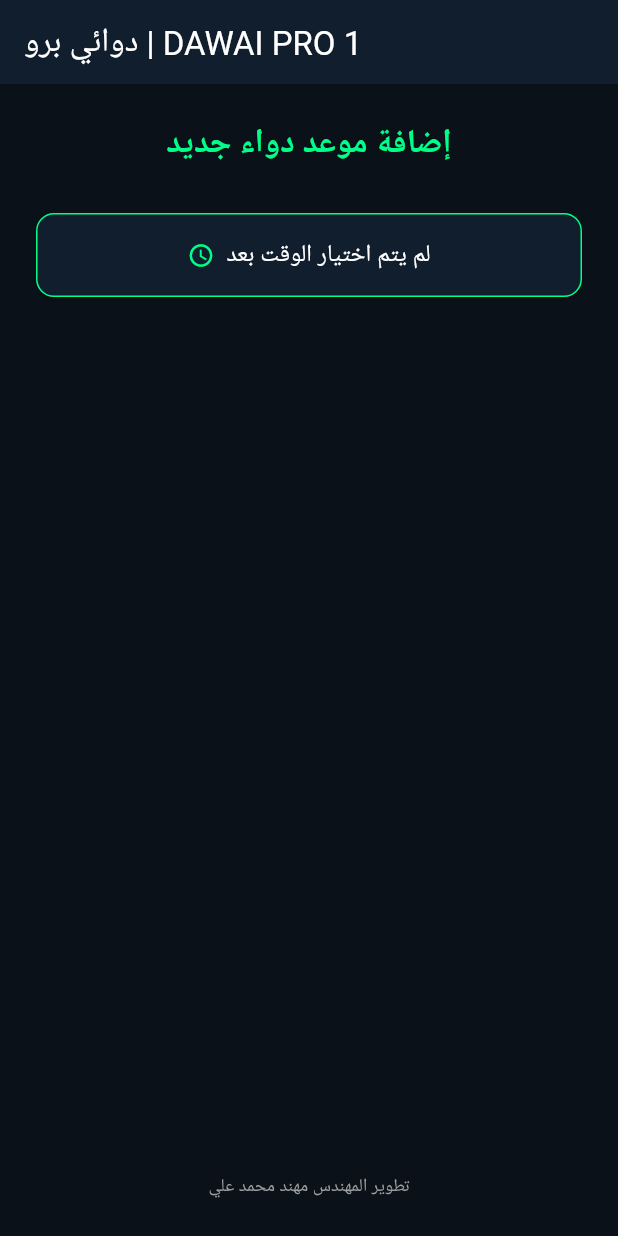
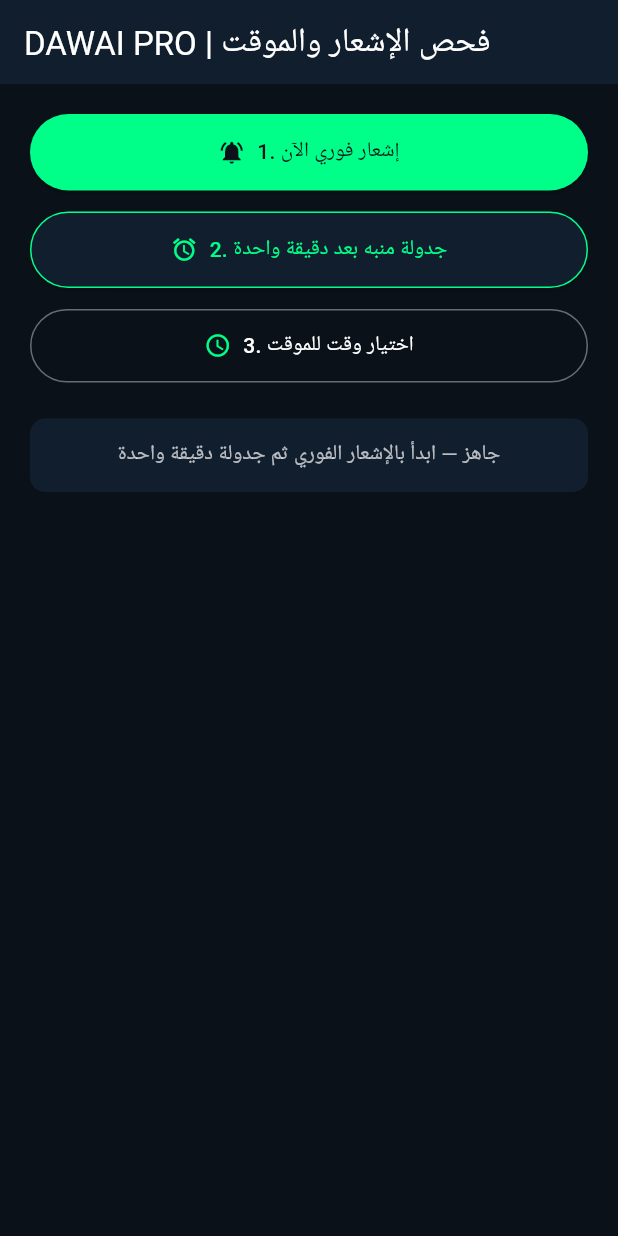
Before and after one commit to mohanadmd375-md/dawai-pro1, a Flutter app: the screen it shows after launch, on a phone screen of 412 x 824 dp. Run offline on Flutter 3.47's test engine with Material 3 defaults, Android fonts, the phone set to English and light mode, and no system bars; our stand-ins replace flutter_local_notifications, sqflite, timezone; accounts and stored records are empty.

Commit message:
Update main.dart

```diff
--- a/lib/main.dart
+++ b/lib/main.dart
@@ -6,10 +6,18 @@ import 'package:timezone/timezone.dart' as tz;
 final FlutterLocalNotificationsPlugin flutterLocalNotificationsPlugin =
     FlutterLocalNotificationsPlugin();
 
+const AndroidNotificationChannel kAlarmChannel = AndroidNotificationChannel(
+  'dawai_pro_alarm_channel_v3',
+  'تنبيهات ومواعيد الأدوية',
+  description: 'قناة إشعارات ومنبهات الأدوية الدقيقة',
+  importance: Importance.max,
+  playSound: true,
+  enableVibration: true,
+);
+
 void main() async {
   WidgetsFlutterBinding.ensureInitialized();
 
-  // تهيئة قاعدة بيانات المناطق الزمنية وضبط توقيت بغداد
   tz.initializeTimeZones();
   tz.setLocalLocation(tz.getLocation('Asia/Baghdad'));
 
@@ -22,10 +30,11 @@ void main() async {
 
   await flutterLocalNotificationsPlugin.initialize(initializationSettings);
 
-  // طلب صلاحيات الإشعارات والمنبهات الدقيقة على أندرويد (Android 13 / 14+)
   final androidPlugin =
       flutterLocalNotificationsPlugin.resolvePlatformSpecificImplementation<
           AndroidFlutterLocalNotificationsPlugin>();
+
+  await androidPlugin?.createNotificationChannel(kAlarmChannel);
   await androidPlugin?.requestNotificationsPermission();
   await androidPlugin?.requestExactAlarmsPermission();
 
@@ -43,164 +52,169 @@ class DawaiProApp extends StatelessWidget {
       theme: ThemeData.dark().copyWith(
         scaffoldBackgroundColor: const Color(0xFF0A1118),
         colorScheme: const ColorScheme.dark(
-          primary: Color(0xFF00FF88), // أخضر زمردي
-          surface: Color(0xFF111E2E), // كحلي فاخر
+          primary: Color(0xFF00FF88),
+          surface: Color(0xFF111E2E),
         ),
       ),
-      home: const AddMedicineScreen(),
+      home: const TimerTestScreen(),
     );
   }
 }
 
-class AddMedicineScreen extends StatefulWidget {
-  const AddMedicineScreen({super.key});
+class TimerTestScreen extends StatefulWidget {
+  const TimerTestScreen({super.key});
 
   @override
-  State<AddMedicineScreen> createState() => _AddMedicineScreenState();
+  State<TimerTestScreen> createState() => _TimerTestScreenState();
 }
 
-class _AddMedicineScreenState extends State<AddMedicineScreen> {
-  String _selectedTimeText = "لم يتم اختيار الوقت بعد";
-  TimeOfDay? _selectedTime;
+class _TimerTestScreenState extends State<TimerTestScreen> {
+  String _statusText = "جاهز — ابدأ بالإشعار الفوري ثم جدولة دقيقة واحدة";
 
-  Future<void> _pickMedicineTime(BuildContext context) async {
-    final TimeOfDay? picked = await showTimePicker(
+  NotificationDetails _buildDetails() {
+    final androidDetails = AndroidNotificationDetails(
+      kAlarmChannel.id,
+      kAlarmChannel.name,
+      channelDescription: kAlarmChannel.description,
+      importance: Importance.max,
+      priority: Priority.max,
+      playSound: true,
+      enableVibration: true,
+      color: const Color(0xFF00FF88),
+      category: AndroidNotificationCategory.alarm,
+    );
+    return NotificationDetails(android: androidDetails);
+  }
+
+  Future<void> _showInstantNotification() async {
+    await flutterLocalNotificationsPlugin.show(
+      1,
+      'DAWAI PRO | إشعار فوري',
+      'إذا ظهر هذا الإشعار فالإشعارات تعمل على جهازك.',
+      _buildDetails(),
+    );
+
+    setState(() {
+      _statusText = "تم إرسال إشعار فوري الآن — تحقق من شريط الإشعارات";
+    });
+  }
+
+  Future<void> _scheduleAfterOneMinute() async {
+    final now = tz.TZDateTime.now(tz.local);
+    final target = now.add(const Duration(minutes: 1));
+
+    await flutterLocalNotificationsPlugin.zonedSchedule(
+      2,
+      'DAWAI PRO | منبه الموقت',
+      'حان وقت المنبه المجدول (${target.hour.toString().padLeft(2, '0')}:${target.minute.toString().padLeft(2, '0')})',
+      target,
+      _buildDetails(),
+      androidScheduleMode: AndroidScheduleMode.exactAllowWhileIdle,
+      uiLocalNotificationDateInterpretation:
+          UILocalNotificationDateInterpretation.absoluteTime,
+    );
+
+    setState(() {
+      _statusText =
+          "تم ضبط المنبه على ${target.hour.toString().padLeft(2, '0')}:${target.minute.toString().padLeft(2, '0')} — انتظر دقيقة كاملة";
+    });
+  }
+
+  Future<void> _pickCustomTime(BuildContext context) async {
+    final picked = await showTimePicker(
       context: context,
       initialTime: TimeOfDay.now(),
-      builder: (context, child) {
-        return Theme(
-          data: ThemeData.dark().copyWith(
-            colorScheme: const ColorScheme.dark(
-              primary: Color(0xFF00FF88),
-              surface: Color(0xFF111E2E),
-            ),
-          ),
-          child: child!,
-        );
-      },
     );
+    if (picked == null) return;
 
-    if (picked != null) {
-      setState(() {
-        _selectedTime = picked;
-        _selectedTimeText = picked.format(context);
-      });
-
-      // جدولة المنبه الحقيقي في الوقت المختار
-      await _scheduleMedicineAlarm(picked);
-
-      if (context.mounted) {
-        ScaffoldMessenger.of(context).showSnackBar(
-          SnackBar(
-            backgroundColor: const Color(0xFF111E2E),
-            content: Text(
-              'تم جدولة منبه الدواء بنجاح في الساعة: ${picked.format(context)}',
-              style: const TextStyle(color: Color(0xFF00FF88)),
-            ),
-          ),
-        );
-      }
-    }
-  }
-
-  // دالة جدولة المنبه في وقت محدد بدقة
-  Future<void> _scheduleMedicineAlarm(TimeOfDay time) async {
-    final tz.TZDateTime now = tz.TZDateTime.now(tz.local);
-    tz.TZDateTime scheduledDate = tz.TZDateTime(
+    final now = tz.TZDateTime.now(tz.local);
+    var scheduled = tz.TZDateTime(
       tz.local,
       now.year,
       now.month,
       now.day,
-      time.hour,
-      time.minute,
+      picked.hour,
+      picked.minute,
     );
-
-    // إذا كان الوقت المختار قد مضى اليوم، نجدوله لليوم التالي
-    if (scheduledDate.isBefore(now)) {
-      scheduledDate = scheduledDate.add(const Duration(days: 1));
+    if (scheduled.isBefore(now)) {
+      scheduled = scheduled.add(const Duration(days: 1));
     }
 
-    const AndroidNotificationDetails androidPlatformChannelSpecifics =
-        AndroidNotificationDetails(
-      'dawai_pro_alarm_channel',
-      'منبهات مواعيد الأدوية',
-      channelDescription: 'تنبيهات دقيقة لمواعيد الأدوية اليومية',
-      importance: Importance.max,
-      priority: Priority.high,
-      playSound: true,
-      color: Color(0xFF00FF88),
-      category: AndroidNotificationCategory.alarm,
-    );
-
-    const NotificationDetails platformChannelSpecifics =
-        NotificationDetails(android: androidPlatformChannelSpecifics);
-
     await flutterLocalNotificationsPlugin.zonedSchedule(
-      1,
-      'DAWAI PRO | موعد الدواء',
-      'حان الآن موعد تناول الدواء المجدول (${time.format(context)})',
-      scheduledDate,
-      platformChannelSpecifics,
+      3,
+      'DAWAI PRO | تنبيه وقت محدد',
+      'تنبيه الموقت المختار (${picked.hour.toString().padLeft(2, '0')}:${picked.minute.toString().padLeft(2, '0')})',
+      scheduled,
+      _buildDetails(),
       androidScheduleMode: AndroidScheduleMode.exactAllowWhileIdle,
       uiLocalNotificationDateInterpretation:
           UILocalNotificationDateInterpretation.absoluteTime,
-      matchDateTimeComponents: DateTimeComponents.time,
     );
+
+    setState(() {
+      _statusText =
+          "تمت جدولة الموقت على ${scheduled.hour.toString().padLeft(2, '0')}:${scheduled.minute.toString().padLeft(2, '0')}";
+    });
   }
 
   @override
   Widget build(BuildContext context) {
     return Scaffold(
       appBar: AppBar(
-        title: const Text('دوائي برو | DAWAI PRO 1'),
+        title: const Text('DAWAI PRO | فحص الإشعار والموقت'),
         backgroundColor: const Color(0xFF111E2E),
-        elevation: 0,
       ),
       body: Padding(
-        padding: const EdgeInsets.all(24.0),
+        padding: const EdgeInsets.all(20),
         child: Column(
           crossAxisAlignment: CrossAxisAlignment.stretch,
           children: [
-            const Text(
-              'إضافة موعد دواء جديد',
-              style: TextStyle(
-                fontSize: 22,
-                fontWeight: FontWeight.bold,
-                color: Color(0xFF00FF88),
+            ElevatedButton.icon(
+              onPressed: _showInstantNotification,
+              icon: const Icon(Icons.notifications_active),
+              label: const Text('1. إشعار فوري الآن'),
+              style: ElevatedButton.styleFrom(
+                backgroundColor: const Color(0xFF00FF88),
+                foregroundColor: const Color(0xFF0A1118),
+                padding: const EdgeInsets.symmetric(vertical: 15),
               ),
-              textAlign: TextAlign.center,
             ),
-            const SizedBox(height: 30),
-
-            // زر اختيار الوقت بصرياً
+            const SizedBox(height: 14),
             ElevatedButton.icon(
-              onPressed: () => _pickMedicineTime(context),
-              icon: const Icon(Icons.access_time, color: Color(0xFF00FF88)),
-              label: Text(
-                _selectedTimeText,
-                style: const TextStyle(fontSize: 16, color: Colors.white),
-              ),
+              onPressed: _scheduleAfterOneMinute,
+              icon: const Icon(Icons.alarm),
+              label: const Text('2. جدولة منبه بعد دقيقة واحدة'),
               style: ElevatedButton.styleFrom(
                 backgroundColor: const Color(0xFF111E2E),
-                padding: const EdgeInsets.symmetric(vertical: 16),
-                shape: RoundedRectangleBorder(
-                  borderRadius: BorderRadius.circular(12),
-                  side: const BorderSide(color: Color(0xFF00FF88), width: 1),
-                ),
+                foregroundColor: const Color(0xFF00FF88),
+                side: const BorderSide(color: Color(0xFF00FF88)),
+                padding: const EdgeInsets.symmetric(vertical: 15),
               ),
             ),
-
-            const Spacer(),
-
-            // حقوق التطوير المهنية
-            const Center(
+            const SizedBox(height: 14),
+            OutlinedButton.icon(
+              onPressed: () => _pickCustomTime(context),
+              icon: const Icon(Icons.access_time, color: Color(0xFF00FF88)),
+              label: const Text(
+                '3. اختيار وقت للموقت',
+                style: TextStyle(color: Colors.white),
+              ),
+              style: OutlinedButton.styleFrom(
+                side: const BorderSide(color: Colors.white38),
+                padding: const EdgeInsets.symmetric(vertical: 14),
+              ),
+            ),
+            const SizedBox(height: 24),
+            Container(
+              padding: const EdgeInsets.all(14),
+              decoration: BoxDecoration(
+                color: const Color(0xFF111E2E),
+                borderRadius: BorderRadius.circular(10),
+              ),
               child: Text(
-                'تطوير المهندس مهند محمد علي',
-                style: TextStyle(
-                  color: Colors.grey,
-                  fontSize: 12,
-                  fontWeight: FontWeight.w500,
-                ),
+                _statusText,
+                textAlign: TextAlign.center,
+                style: const TextStyle(color: Colors.white70),
               ),
             ),
           ],
```
